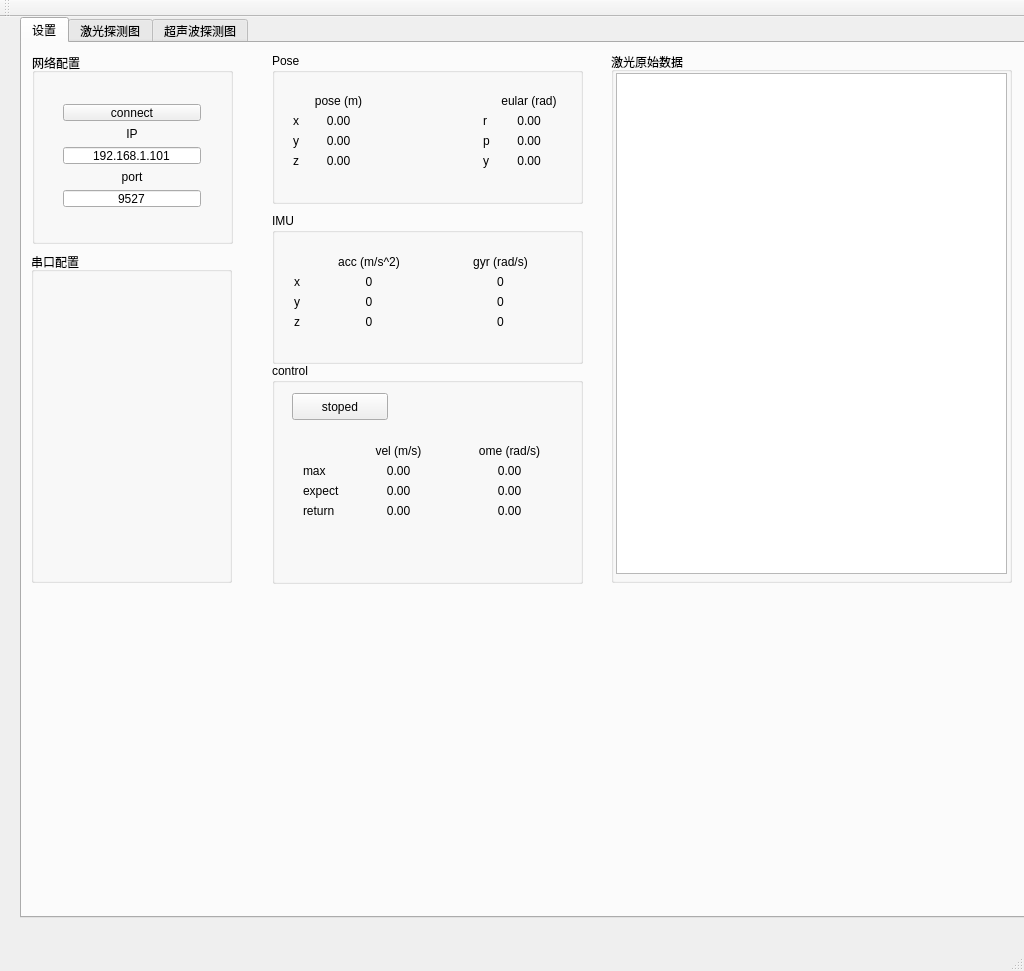
This is src/a_robot_platform/src/client/qt_client/mainwindow.ui in zwhg/distributed_robot_sys as Qt 5 draws it before an edit. The edited form follows.
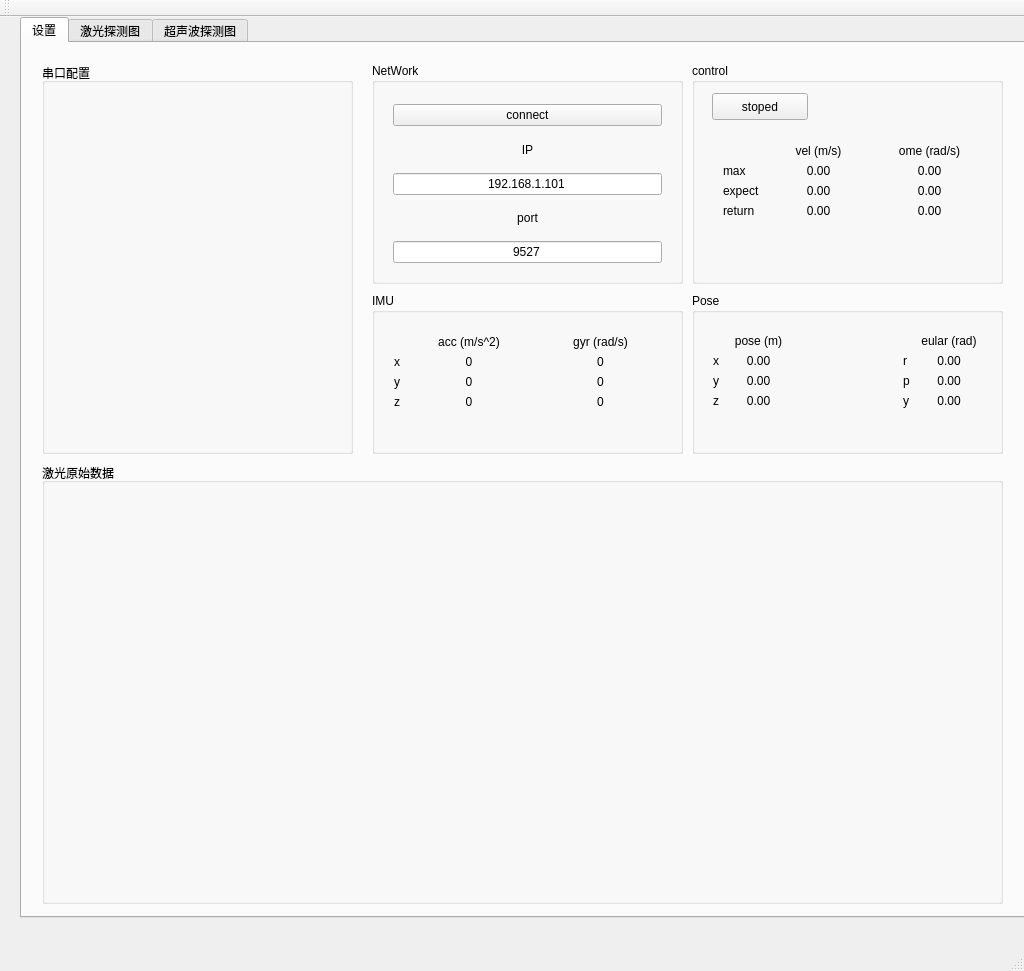
This is the edited form. The open tabs and pages were chosen to show the change.

Patch:
```diff
--- a/src/a_robot_platform/src/client/qt_client/mainwindow.ui
+++ b/src/a_robot_platform/src/client/qt_client/mainwindow.ui
@@ -45,10 +45,10 @@
      <widget class="QGroupBox" name="gBx_imu">
       <property name="geometry">
        <rect>
-        <x>250</x>
-        <y>170</y>
+        <x>350</x>
+        <y>250</y>
         <width>311</width>
-        <height>151</height>
+        <height>161</height>
        </rect>
       </property>
       <property name="title">
@@ -211,8 +211,8 @@
      <widget class="QGroupBox" name="gBx_control">
       <property name="geometry">
        <rect>
-        <x>250</x>
-        <y>320</y>
+        <x>670</x>
+        <y>20</y>
         <width>311</width>
         <height>221</height>
        </rect>
@@ -393,10 +393,10 @@
      <widget class="QGroupBox" name="gBx_Pose">
       <property name="geometry">
        <rect>
-        <x>250</x>
-        <y>10</y>
+        <x>670</x>
+        <y>250</y>
         <width>311</width>
-        <height>151</height>
+        <height>161</height>
        </rect>
       </property>
       <property name="title">
@@ -576,22 +576,22 @@
      <widget class="QGroupBox" name="groupBox">
       <property name="geometry">
        <rect>
-        <x>10</x>
-        <y>10</y>
-        <width>201</width>
-        <height>191</height>
+        <x>350</x>
+        <y>20</y>
+        <width>311</width>
+        <height>221</height>
        </rect>
       </property>
       <property name="title">
-       <string>网络配置</string>
+       <string>NetWork</string>
       </property>
       <widget class="QWidget" name="verticalLayoutWidget">
        <property name="geometry">
         <rect>
-         <x>20</x>
-         <y>40</y>
-         <width>160</width>
-         <height>125</height>
+         <x>10</x>
+         <y>30</y>
+         <width>291</width>
+         <height>181</height>
         </rect>
        </property>
        <layout class="QVBoxLayout" name="verticalLayout">
@@ -657,10 +657,10 @@
      <widget class="QGroupBox" name="groupBox_2">
       <property name="geometry">
        <rect>
-        <x>9</x>
-        <y>209</y>
-        <width>201</width>
-        <height>331</height>
+        <x>20</x>
+        <y>20</y>
+        <width>311</width>
+        <height>391</height>
        </rect>
       </property>
       <property name="title">
@@ -670,25 +670,15 @@
      <widget class="QGroupBox" name="groupBox_3">
       <property name="geometry">
        <rect>
-        <x>589</x>
-        <y>9</y>
-        <width>401</width>
-        <height>531</height>
+        <x>20</x>
+        <y>420</y>
+        <width>961</width>
+        <height>441</height>
        </rect>
       </property>
       <property name="title">
        <string>激光原始数据</string>
       </property>
-      <widget class="QTableWidget" name="tableWidget">
-       <property name="geometry">
-        <rect>
-         <x>5</x>
-         <y>21</y>
-         <width>391</width>
-         <height>501</height>
-        </rect>
-       </property>
-      </widget>
      </widget>
     </widget>
     <widget class="QWidget" name="tab_4">
```
Left out of the diff: 40 changed lines with no effect on the pictures.
